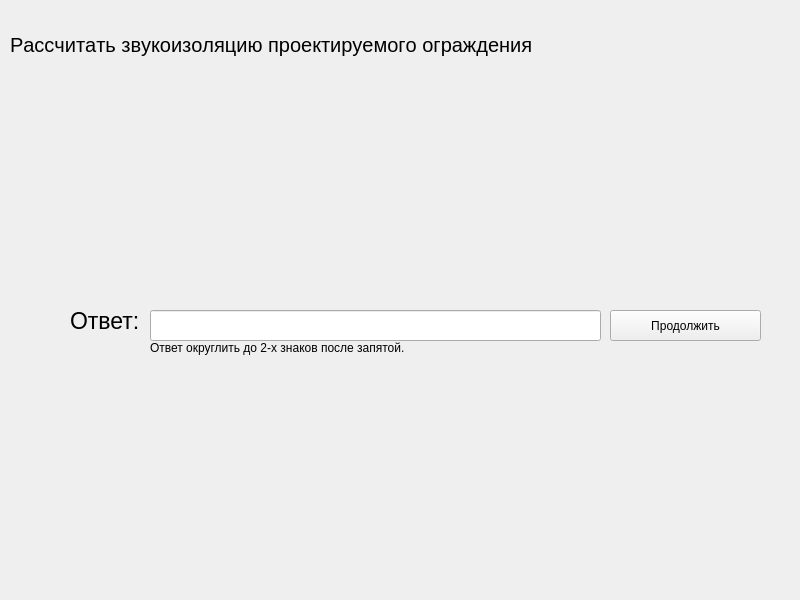
The window that ui/SecondTask/fourSlide.ui (vladserv/new-bgd) describes before a commit, drawn with Qt 5.
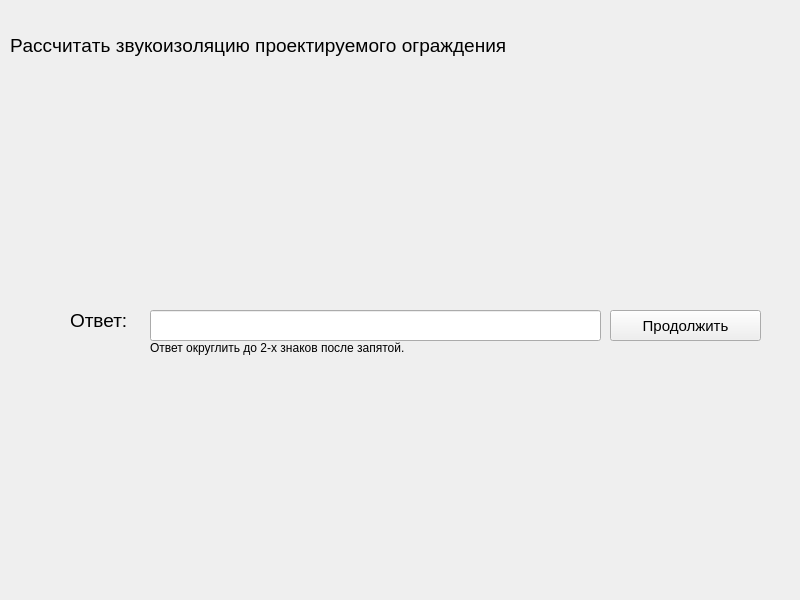
The same window after the commit. Icons and pictures are not drawn.

Diff of the .ui file:
```diff
--- a/ui/SecondTask/fourSlide.ui
+++ b/ui/SecondTask/fourSlide.ui
@@ -25,7 +25,7 @@
     </property>
     <property name="font">
      <font>
-      <pointsize>17</pointsize>
+      <pointsize>14</pointsize>
      </font>
     </property>
     <property name="text">
@@ -72,6 +72,11 @@
       <height>31</height>
      </rect>
     </property>
+    <property name="font">
+     <font>
+      <pointsize>11</pointsize>
+     </font>
+    </property>
     <property name="text">
      <string>Продолжить</string>
     </property>
@@ -93,7 +98,8 @@
     </property>
     <property name="font">
      <font>
-      <pointsize>15</pointsize>
+      <pointsize>14</pointsize>
+      <weight>50</weight>
       <bold>false</bold>
       <kerning>false</kerning>
      </font>
```
Left out of the diff: 2 changed lines with no effect on the pictures.
